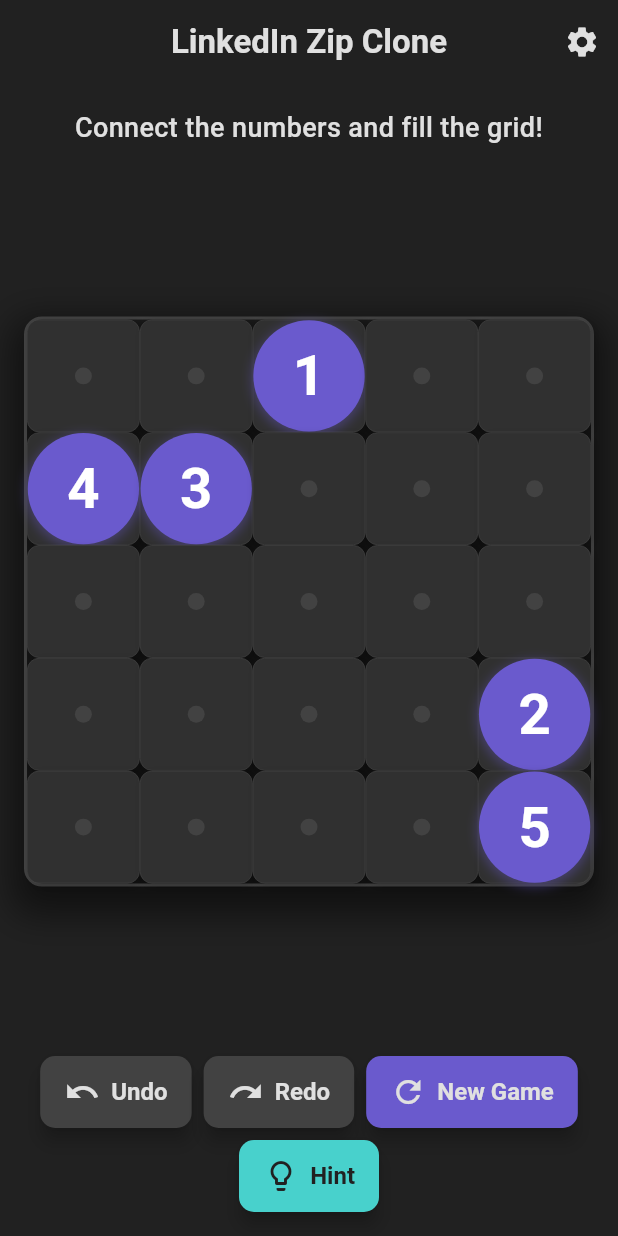
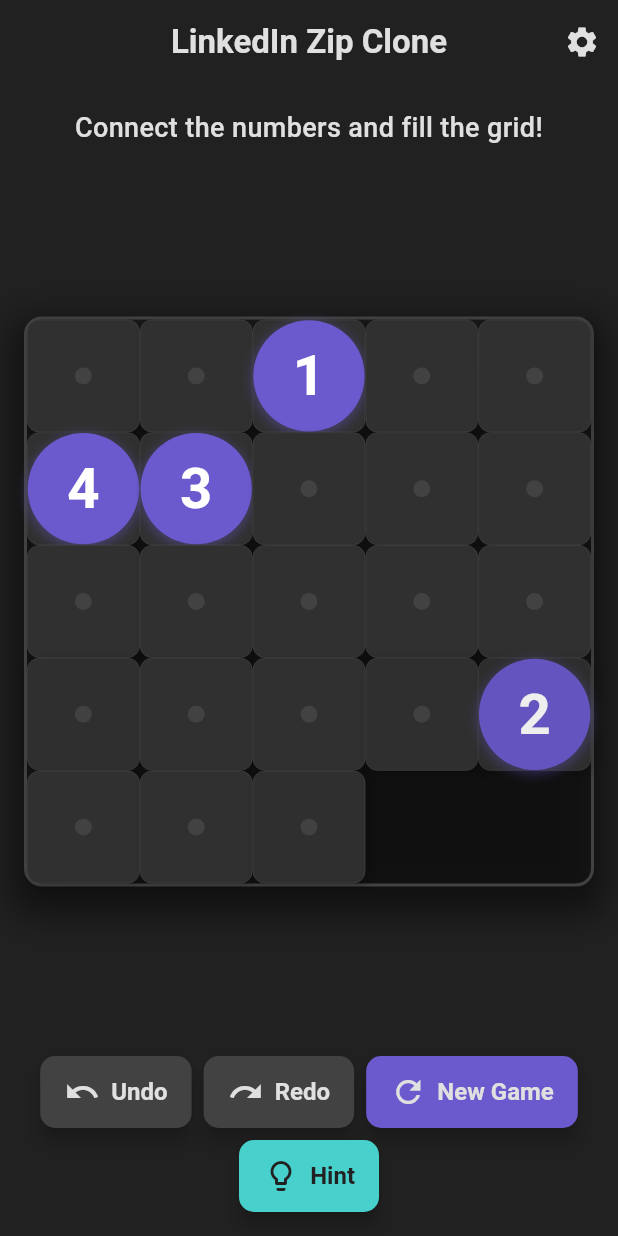
Before and after one commit to abdullah017/flutter-zip-game-clone, a Flutter app: the screen it shows after launch, after a tap on "New Game", on a phone screen of 412 x 824 dp. Run offline on Flutter 3.47's test engine with Material 3 defaults, Android fonts, the light colour scheme and no system bars.

Commit message:
[Feat] : Added Grid animation

```diff
--- a/lib/widgets/game_grid.dart
+++ b/lib/widgets/game_grid.dart
@@ -30,6 +30,8 @@
   late AnimationController _pathAnimationController;
   late AnimationController _successAnimationController;
   late Animation<double> _successAnimation;
+  late AnimationController _gridEnterAnimationController; // New controller for grid entry
+  late Animation<double> _gridEnterAnimation; // New animation for grid entry
 
   @override
   void initState() {
@@ -45,6 +47,14 @@
     _successAnimation = CurvedAnimation(
       parent: _successAnimationController,
       curve: Curves.elasticOut,
+    );
+    _gridEnterAnimationController = AnimationController( // Initialize new controller
+      vsync: this,
+      duration: const Duration(milliseconds: 1500), // Slightly longer duration for more impact
+    );
+    _gridEnterAnimation = CurvedAnimation( // Initialize new animation
+      parent: _gridEnterAnimationController,
+      curve: Curves.elasticOut, // Changed curve for a more dynamic feel
     );
     initializeGame();
   }
@@ -66,6 +76,7 @@
     });
     _pathAnimationController.forward(from: 0.0);
     _successAnimationController.reset();
+    _gridEnterAnimationController.forward(from: 0.0); // Start grid entry animation
   }
 
   void undo() {
@@ -87,6 +98,7 @@
   void dispose() {
     _pathAnimationController.dispose();
     _successAnimationController.dispose();
+    _gridEnterAnimationController.dispose(); // Dispose new controller
     super.dispose();
   }
 
@@ -109,10 +121,54 @@
                     return Row(
                       children: List.generate(widget.gridSize, (col) {
                         final cell = _gameState.grid[row][col];
-                        return GridCellWidget(
-                          cell: cell,
-                          size: cellSize,
-                          isHighlighted: _isCellHighlighted(cell),
+                        return AnimatedBuilder(
+                          animation: _gridEnterAnimationController,
+                          builder: (context, child) {
+                            final cellIndex = row * widget.gridSize + col;
+                            final totalCells = widget.gridSize * widget.gridSize;
+
+                            // Define the total duration for the staggered effect
+                            const staggerFactor = 0.8; // How much of the total animation duration is used for staggering
+                            final totalStaggerDuration = _gridEnterAnimationController.duration!.inMilliseconds * staggerFactor;
+
+                            // Calculate the start delay for this specific cell
+                            final cellDelay = (cellIndex / totalCells) * totalStaggerDuration;
+
+                            // Define the duration for each individual cell's animation
+                            const cellAnimationDuration = 500; // milliseconds
+
+                            // Calculate the normalized start and end times for the Interval
+                            final begin = cellDelay / _gridEnterAnimationController.duration!.inMilliseconds;
+                            final end = (cellDelay + cellAnimationDuration) / _gridEnterAnimationController.duration!.inMilliseconds;
+
+                            // Ensure end does not exceed 1.0
+                            final clampedEnd = end.clamp(0.0, 1.0);
+
+                            final animation = Tween<double>(begin: 0.0, end: 1.0).animate(
+                              CurvedAnimation(
+                                parent: _gridEnterAnimationController,
+                                curve: Interval(
+                                  begin,
+                                  clampedEnd,
+                                  curve: Curves.elasticOut, // Apply elasticOut to each cell's animation
+                                ),
+                              ),
+                            );
+
+                            final clampedAnimationValue = animation.value.clamp(0.0, 1.0);
+
+                            return Transform.scale(
+                              scale: clampedAnimationValue,
+                              child: Opacity(
+                                opacity: clampedAnimationValue,
+                                child: GridCellWidget(
+                                  cell: cell,
+                                  size: cellSize,
+                                  isHighlighted: _isCellHighlighted(cell),
+                                ),
+                              ),
+                            );
+                          },
                         );
                       }),
                     );
```
